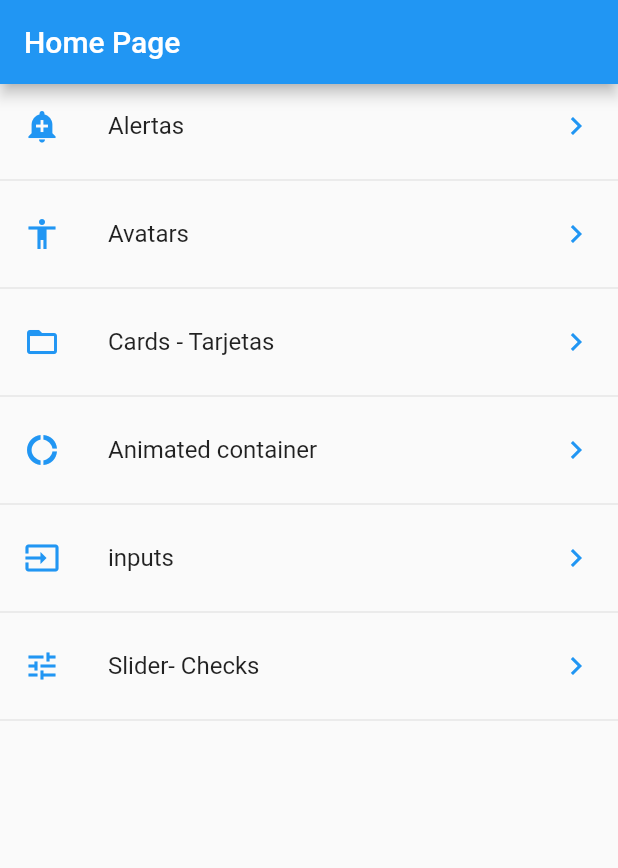
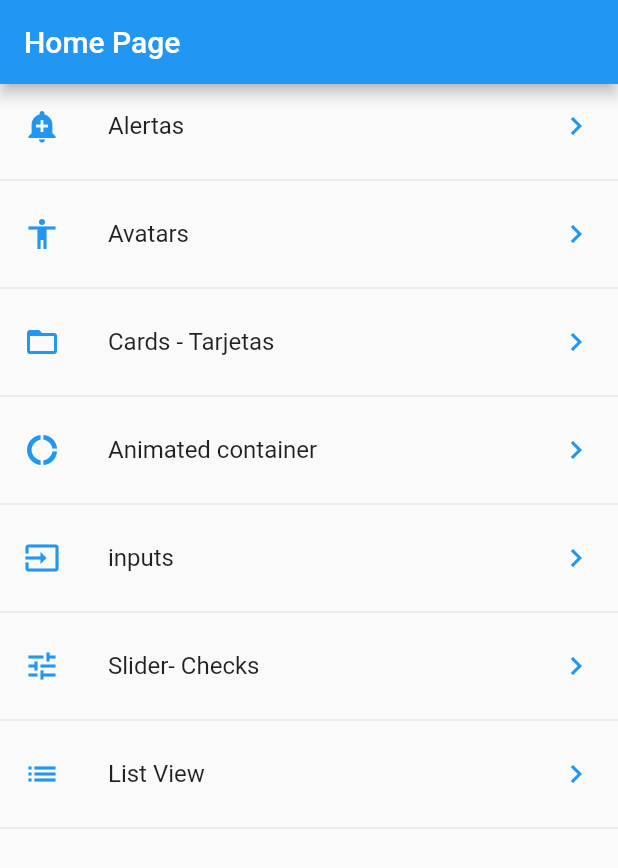
Before and after one commit to arejula27/componentes, a Flutter app: the screen it shows after launch, on a phone screen of 412 x 824 dp. Shown: the top 868 px of the screen. Run offline on Flutter 3.47's test engine with Material 2 defaults, Android fonts, the phone set to English and light mode, and no system bars.

Commit message:
Creado la pagina de listas   con su configuracion de rutas e iconos

```diff
--- a/data/menu_opts.json
+++ b/data/menu_opts.json
@@ -33,6 +33,12 @@
             "icon" : "tune",
             "texto": "Slider- Checks"
 
+        },
+        {
+            "ruta" : "list",
+            "icon" : "list",
+            "texto": "List View"
+
         }
     ]
 }
--- a/lib/src/routes/routes.dart
+++ b/lib/src/routes/routes.dart
@@ -1,4 +1,5 @@
 
+import 'package:componentes/src/pages/listview_page.dart';
 import 'package:flutter/material.dart';
 import 'package:componentes/src/pages/alert_page.dart';
 import 'package:componentes/src/pages/avatar_page.dart';
@@ -21,10 +22,9 @@ import 'package:componentes/src/pages/sliders_page.dart';
         'avatar'    : (BuildContext context)=>AvatarPage(),
         'card'      : (BuildContext context)=>CardPage(),
         'animatedContainer':(BuildContext context)=>AnimatedcontainerPage(),
-
         'inputs':(BuildContext context)=>InputPage(),
-
         'slider': (BuildContext context)=>SliderPage(),
+        'list': (BuildContext context)=>ListViewPage(),
 
 
         };
--- a/lib/src/utils/icon_string_util.dart
+++ b/lib/src/utils/icon_string_util.dart
@@ -9,6 +9,7 @@ final Map<String, IconData> _icons={
   "donut_large":Icons.donut_large,
   "inputs": Icons.input,
   'tune': Icons.tune,
+  'list':Icons.list
 
 
 
```
Also changed, not shown: lib/src/pages/listview_page.dart (added, +17 -0 lines), lib/src/pages/sliders_page.dart (+4 -3 lines).
